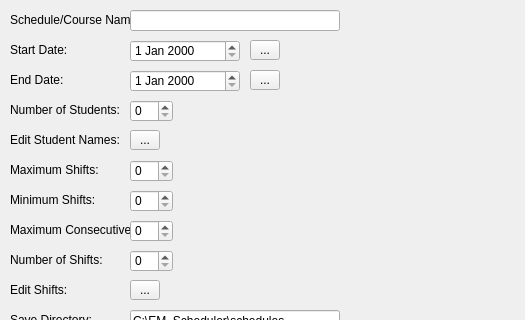
Above: newschedule.ui from Aeturnus/EM_Scheduler_QT before the change; both pictures show x 0 to 525 and y 0 to 320 of the 641 by 456 pixel window. Below: the same form after it.
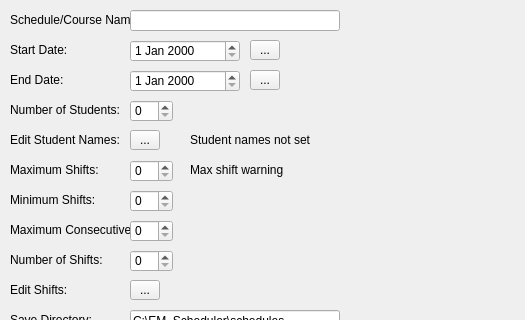
That is the form after the change.

```diff
--- a/newschedule.ui
+++ b/newschedule.ui
@@ -380,6 +380,32 @@
     </rect>
    </property>
   </widget>
+  <widget class="QLabel" name="labelNameWarning">
+   <property name="geometry">
+    <rect>
+     <x>190</x>
+     <y>130</y>
+     <width>190</width>
+     <height>20</height>
+    </rect>
+   </property>
+   <property name="text">
+    <string>Student names not set</string>
+   </property>
+  </widget>
+  <widget class="QLabel" name="labelMaxShiftWarning">
+   <property name="geometry">
+    <rect>
+     <x>190</x>
+     <y>160</y>
+     <width>190</width>
+     <height>20</height>
+    </rect>
+   </property>
+   <property name="text">
+    <string>Max shift warning</string>
+   </property>
+  </widget>
  </widget>
  <resources/>
  <connections>
```
